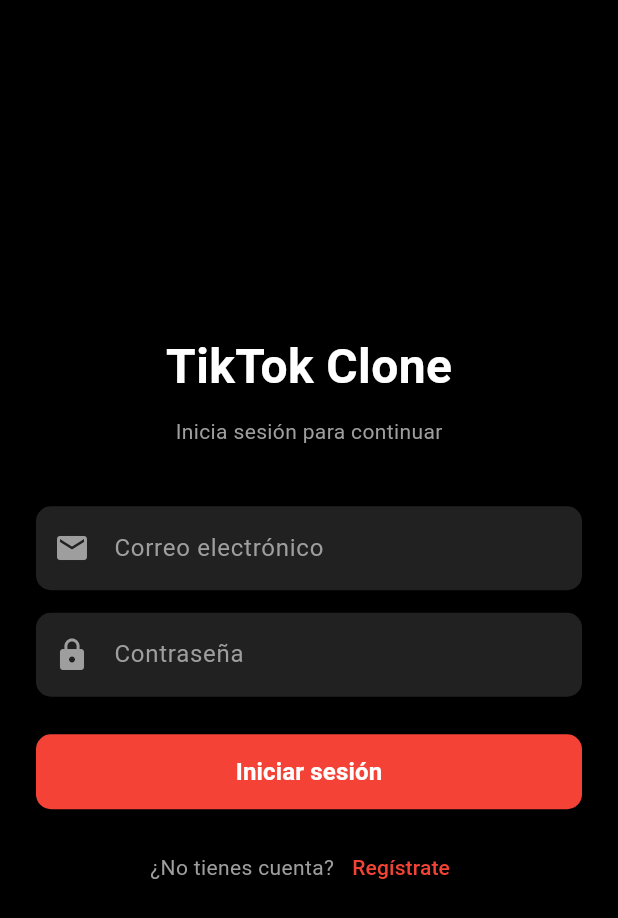
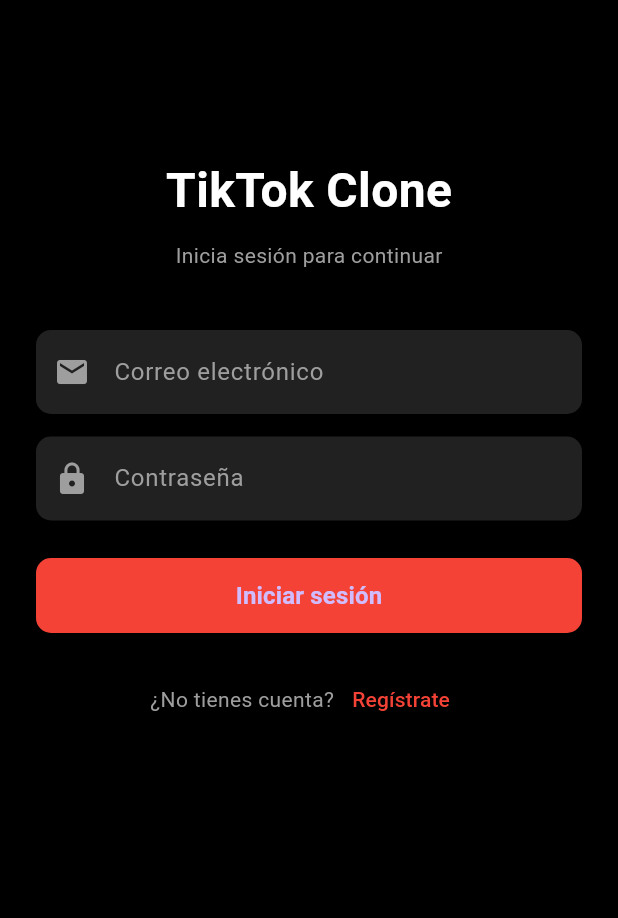
Before and after one commit to PerezLuisa/flutter-tiktok_clone, a Flutter app: the screen it shows after launch, on a phone screen of 412 x 824 dp. Shown: the top 918 px of the screen. Run offline on Flutter 3.47's test engine with Material 3 defaults, Android fonts, the phone set to English and light mode, and no system bars; our stand-ins replace video_player.

Commit message:
App completa con 10 videos y login

```diff
--- a/lib/screens/login_screen.dart
+++ b/lib/screens/login_screen.dart
@@ -9,18 +9,69 @@
 }
 
 class _LoginScreenState extends State<LoginScreen> {
+
+  // 🔹 Controllers
   final TextEditingController _emailController = TextEditingController();
   final TextEditingController _passwordController = TextEditingController();
+
   bool _isLoading = false;
 
-  void _login() {
+  // 🔐 Método Login mejorado
+  Future<void> _login() async {
+    if (_emailController.text.isEmpty ||
+        _passwordController.text.isEmpty) {
+      ScaffoldMessenger.of(context).showSnackBar(
+        const SnackBar(
+          content: Text("Completa todos los campos"),
+          backgroundColor: Colors.red,
+        ),
+      );
+      return;
+    }
+
     setState(() => _isLoading = true);
-    Future.delayed(const Duration(seconds: 2), () {
-      Navigator.pushReplacement(
-        context,
-        MaterialPageRoute(builder: (_) => const HomeScreen()),
-      );
-    });
+
+    await Future.delayed(const Duration(seconds: 2));
+
+    if (!mounted) return;
+
+    Navigator.pushReplacement(
+      context,
+      MaterialPageRoute(builder: (_) => const HomeScreen()),
+    );
+  }
+
+  // 🧹 Liberar memoria
+  @override
+  void dispose() {
+    _emailController.dispose();
+    _passwordController.dispose();
+    super.dispose();
+  }
+
+  // 🔹 Widget reutilizable para TextField
+  Widget _buildTextField({
+    required TextEditingController controller,
+    required String hint,
+    required IconData icon,
+    bool obscure = false,
+  }) {
+    return TextField(
+      controller: controller,
+      obscureText: obscure,
+      style: const TextStyle(color: Colors.white),
+      decoration: InputDecoration(
+        hintText: hint,
+        hintStyle: const TextStyle(color: Colors.grey),
+        prefixIcon: Icon(icon, color: Colors.grey),
+        filled: true,
+        fillColor: Colors.grey[900],
+        border: OutlineInputBorder(
+          borderRadius: BorderRadius.circular(10),
+          borderSide: BorderSide.none,
+        ),
+      ),
+    );
   }
 
   @override
@@ -28,11 +79,15 @@
     return Scaffold(
       backgroundColor: Colors.black,
       body: SafeArea(
-        child: Padding(
+        child: SingleChildScrollView( // 🔥 Evita overflow en pantallas pequeñas
           padding: const EdgeInsets.all(24.0),
           child: Column(
             mainAxisAlignment: MainAxisAlignment.center,
             children: [
+
+              const SizedBox(height: 80),
+
+              // 🔥 Título
               const Text(
                 'TikTok Clone',
                 style: TextStyle(
@@ -41,48 +96,36 @@
                   fontWeight: FontWeight.bold,
                 ),
               ),
+
               const SizedBox(height: 10),
+
               const Text(
                 'Inicia sesión para continuar',
                 style: TextStyle(color: Colors.grey, fontSize: 14),
               ),
+
               const SizedBox(height: 40),
-              // Email
-              TextField(
+
+              // 📧 Email
+              _buildTextField(
                 controller: _emailController,
-                style: const TextStyle(color: Colors.white),
-                decoration: InputDecoration(
-                  hintText: 'Correo electrónico',
-                  hintStyle: const TextStyle(color: Colors.grey),
-                  prefixIcon: const Icon(Icons.email, color: Colors.grey),
-                  filled: true,
-                  fillColor: Colors.grey[900],
-                  border: OutlineInputBorder(
-                    borderRadius: BorderRadius.circular(10),
-                    borderSide: BorderSide.none,
-                  ),
-                ),
+                hint: 'Correo electrónico',
+                icon: Icons.email,
               ),
+
               const SizedBox(height: 15),
-              // Contraseña
-              TextField(
+
+              // 🔒 Password
+              _buildTextField(
                 controller: _passwordController,
-                obscureText: true,
-                style: const TextStyle(color: Colors.white),
-                decoration: InputDecoration(
-                  hintText: 'Contraseña',
-                  hintStyle: const TextStyle(color: Colors.grey),
-                  prefixIcon: const Icon(Icons.lock, color: Colors.grey),
-                  filled: true,
-                  fillColor: Colors.grey[900],
-                  border: OutlineInputBorder(
-                    borderRadius: BorderRadius.circular(10),
-                    borderSide: BorderSide.none,
-                  ),
-                ),
+                hint: 'Contraseña',
+                icon: Icons.lock,
+                obscure: true,
               ),
+
               const SizedBox(height: 25),
-              // Botón login
+
+              // 🔥 Botón
               SizedBox(
                 width: double.infinity,
                 height: 50,
@@ -99,22 +142,27 @@
                       : const Text(
                           'Iniciar sesión',
                           style: TextStyle(
-                            color: Colors.white,
                             fontSize: 16,
                             fontWeight: FontWeight.bold,
                           ),
                         ),
                 ),
               ),
-              const SizedBox(height: 15),
-              // Registro
+
+              const SizedBox(height: 20),
+
+              // 🔹 Registro
               Row(
                 mainAxisAlignment: MainAxisAlignment.center,
                 children: [
-                  const Text('¿No tienes cuenta?',
-                      style: TextStyle(color: Colors.grey)),
+                  const Text(
+                    '¿No tienes cuenta?',
+                    style: TextStyle(color: Colors.grey),
+                  ),
                   TextButton(
-                    onPressed: () {},
+                    onPressed: () {
+                      // Aquí puedes navegar a RegisterScreen
+                    },
                     child: const Text(
                       'Regístrate',
                       style: TextStyle(color: Colors.red),
```
Also changed, not shown: lib/screens/home_screen.dart (+131 -54 lines).
